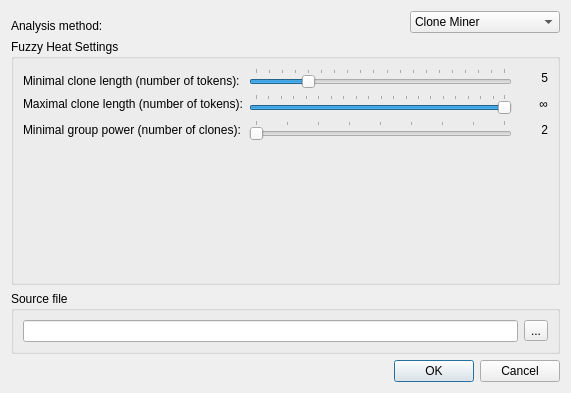
This is tool/qtui/element_miner_settings.ui in spbu-se/duplicate-finder as Qt 5 draws it before an edit. The edited form follows.
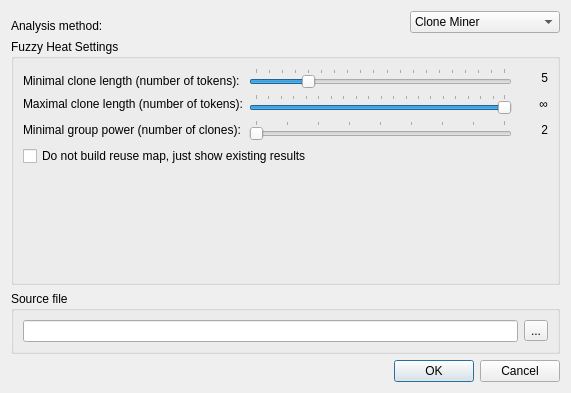
This is the edited form. The open tabs and pages were chosen to show the change.

Commit message: Reporting on near duplicates

Patch:
```diff
--- a/tool/qtui/element_miner_settings.ui
+++ b/tool/qtui/element_miner_settings.ui
@@ -843,6 +843,13 @@
             </item>
            </layout>
           </item>
+          <item>
+           <widget class="QCheckBox" name="cbOnlyShowNearDuplicates">
+            <property name="text">
+             <string>Do not build reuse map, just show existing results</string>
+            </property>
+           </widget>
+          </item>
           <item>
            <spacer name="verticalSpacer_3">
             <property name="orientation">
```
The commit also changes 3 other files.
